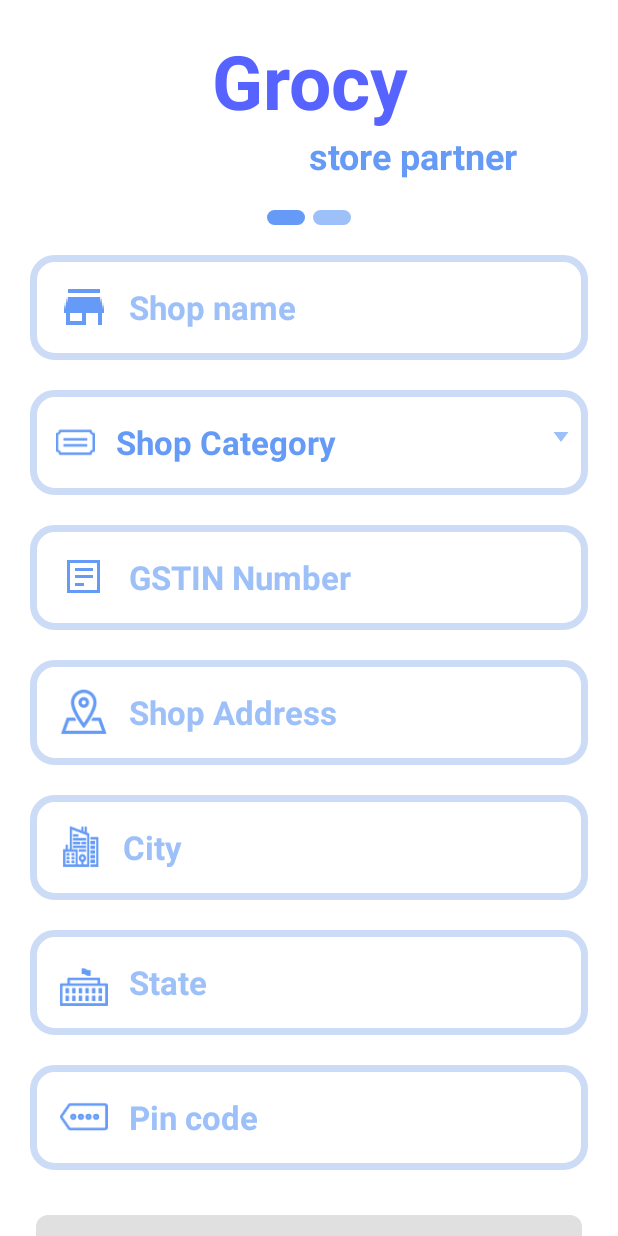
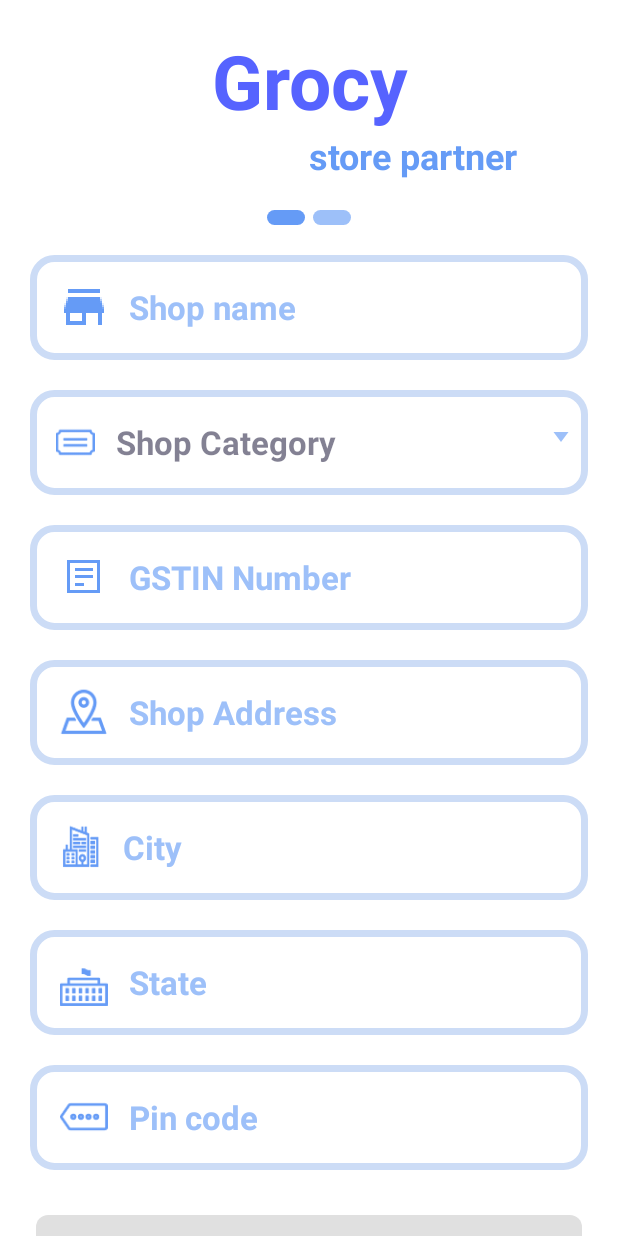
Before and after one commit to prashant282/GrocyBusiness, an Android app: the screen it shows after launch once a user with an empty profile is signed in (AddShopActivity), on a phone screen of 412 x 824 dp. Run offline under Robolectric (Android 15) with nearby library versions, the phone set to English and light mode, and no system bars; our stand-ins replace Firebase (no records; nobody signed in at launch, a user with empty details on screens opened directly); 1 statement that could not run was skipped.

Commit message:
fixed minor bugs

```diff
--- a/app/src/main/java/com/example/user/grocybusiness/activities/UploadDocActivity.java
+++ b/app/src/main/java/com/example/user/grocybusiness/activities/UploadDocActivity.java
@@ -167,9 +167,11 @@
                                                                                                         Intent intent=new Intent(UploadDocActivity.this,MainActivity.class);
                                                                                                         intent.putExtras(bundle);
                                                                                                         startActivity(intent);
+                                                                                                        finish();
                                                                                                     }
                                                                                                     else{
                                                                                                         Toast.makeText(UploadDocActivity.this, "Select all the documents", Toast.LENGTH_SHORT).show();
+                                                                                                        progressDialog.dismiss();
                                                                                                     }
 
                                                                                                 }
--- a/app/src/main/java/com/example/user/grocybusiness/adapters/ShopCategoryAdapter.java
+++ b/app/src/main/java/com/example/user/grocybusiness/adapters/ShopCategoryAdapter.java
@@ -1,5 +1,6 @@
 package com.example.user.grocybusiness.adapters;
 
+import android.annotation.SuppressLint;
 import android.content.Context;
 import android.view.LayoutInflater;
 import android.view.View;
@@ -34,6 +35,7 @@
         return initView(position, convertView, parent);
     }
 
+    @SuppressLint("ResourceAsColor")
     private View initView(int position, View convertView, ViewGroup parent) {
         if (convertView == null) {
             convertView = LayoutInflater.from(getContext()).inflate(
@@ -53,6 +55,7 @@
 
         if (position == 0) {
             textViewName.setCompoundDrawablesWithIntrinsicBounds(0, 0, R.drawable.ic_baseline_arrow_drop_down_24, 0);
+            textViewName.setTextColor(R.color.hintColor);
         }
 
         return convertView;
--- a/app/src/main/res/layout/layout_shop_category.xml
+++ b/app/src/main/res/layout/layout_shop_category.xml
@@ -1,8 +1,10 @@
 <?xml version="1.0" encoding="utf-8"?>
 <LinearLayout xmlns:android="http://schemas.android.com/apk/res/android"
     android:layout_width="match_parent"
-    android:layout_height="match_parent"
+    android:layout_height="wrap_content"
+    xmlns:app="http://schemas.android.com/apk/res-auto"
     android:orientation="vertical">
+
 
         <LinearLayout
             android:layout_width="match_parent"
@@ -22,9 +24,7 @@
                 android:id="@+id/text_category"
                 android:layout_width="match_parent"
                 android:layout_height="wrap_content"
-            android:hint="Shop Category"
                 android:textColor="#659BF6"
-            android:textColorHint="#9DC0F9"
                 android:gravity="center_vertical"
                 android:textSize="22sp"
                 android:textStyle="bold"
@@ -35,4 +35,8 @@
 
         </LinearLayout>
 
+
+
+
+
 </LinearLayout>
--- a/app/src/main/res/values/colors.xml
+++ b/app/src/main/res/values/colors.xml
@@ -7,4 +7,5 @@
     <color name="colorHeading">#659BF6</color>
     <color name="lightRed">#BAFF4848</color>
     <color name="white">#fff</color>
+    <color name="hintColor">#9DC0F9</color>
 </resources>
--- a/app/src/main/res/values/styles.xml
+++ b/app/src/main/res/values/styles.xml
@@ -5,6 +5,7 @@
         <item name="colorPrimary">@color/colorPrimary</item>
         <item name="colorPrimaryDark">@color/colorPrimaryDark</item>
         <item name="colorAccent">@color/colorAccent</item>
+        <item name="hintTextColor">@color/hintColor</item>
     </style>
 
     <style name="ProgressBarTheme" parent="Widget.AppCompat.ProgressBar">
```
Lines whose indentation alone changed are shown as unchanged.
